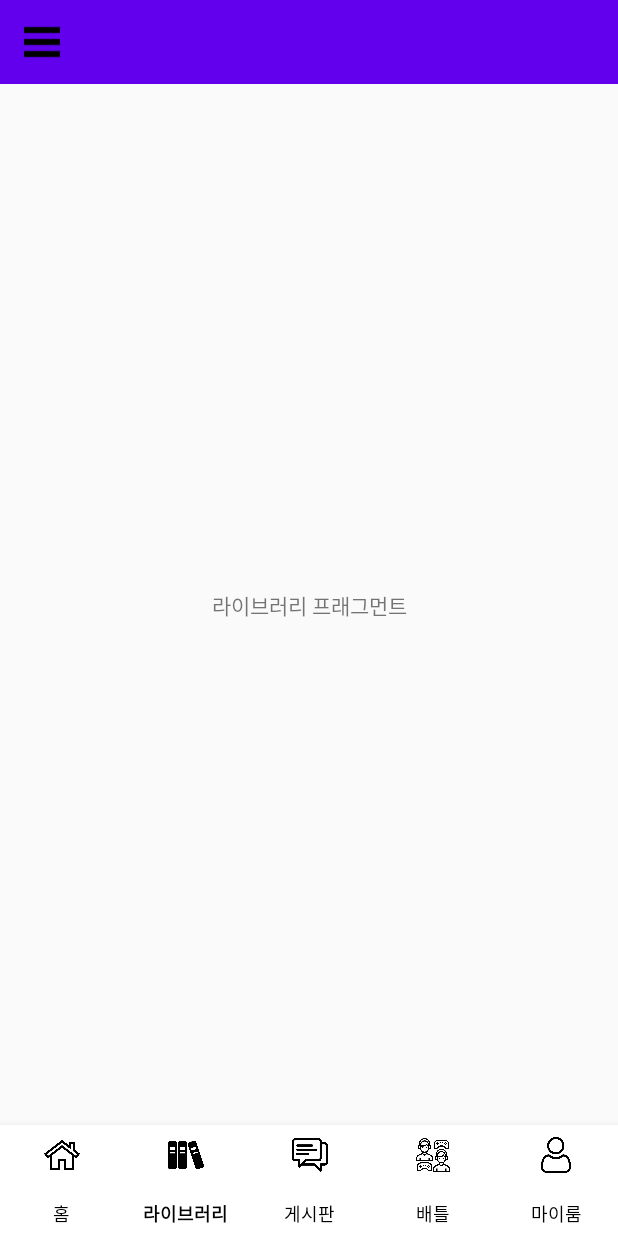
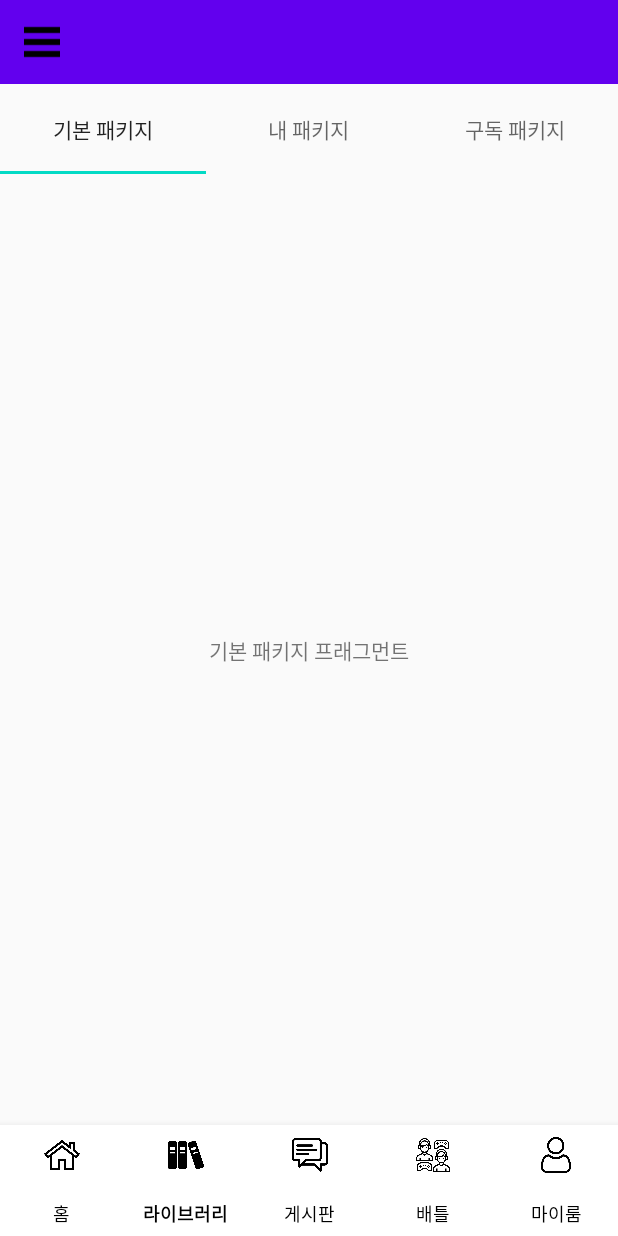
Before and after one commit to https-github-com-inma06/EnglishWordApp, an Android app: the MainLibraryFragment screen opened through its navigation route, on a phone screen of 412 x 824 dp. Run offline under Robolectric (Android 15) with nearby library versions, the phone set to English and light mode, and no system bars; our stand-ins replace data binding, navigation-ui.

Commit message:
메인라이브러리프래그먼트 구성

```diff
--- /dev/null
+++ b/wordsRPG/app/src/main/java/com/uhavecodingproblem/wordsrpg/ui/fragment/BasicPackageFragment.kt
@@ -0,0 +1,20 @@
+package com.uhavecodingproblem.wordsrpg.ui.fragment
+
+import com.uhavecodingproblem.wordsrpg.R
+import com.uhavecodingproblem.wordsrpg.databinding.FragmentBasicPackageBinding
+import com.uhavecodingproblem.wordsrpg.ui.base.BaseFragment
+import com.uhavecodingproblem.wordsrpg.util.Logger
+
+/**
+ * wordsrpg
+ * Class: BasicPackageFragment
+ * Created by pyg10.
+ * Created On 2020-09-18.
+ * Description:
+ */
+class BasicPackageFragment : BaseFragment<FragmentBasicPackageBinding>(R.layout.fragment_basic_package) {
+
+    override fun FragmentBasicPackageBinding.onCreateView() {
+        Logger.v("실행")
+    }
+}
--- a/wordsRPG/app/src/main/java/com/uhavecodingproblem/wordsrpg/ui/fragment/MainLibraryFragment.kt
+++ b/wordsRPG/app/src/main/java/com/uhavecodingproblem/wordsrpg/ui/fragment/MainLibraryFragment.kt
@@ -1,5 +1,6 @@
 package com.uhavecodingproblem.wordsrpg.ui.fragment
 
+import com.google.android.material.tabs.TabLayoutMediator
 import com.uhavecodingproblem.wordsrpg.R
 import com.uhavecodingproblem.wordsrpg.util.Logger
 import com.uhavecodingproblem.wordsrpg.databinding.FragmentMainLibraryBinding
@@ -16,8 +17,26 @@ import com.uhavecodingproblem.wordsrpg.ui.base.BaseFragment
  */
 class MainLibraryFragment : BaseFragment<FragmentMainLibraryBinding>(R.layout.fragment_main_library) {
 
+    private val tabItemName = arrayOf("기본 패키지", "내 패키지", "구독 패키지")
+
     override fun FragmentMainLibraryBinding.onCreateView() {
         Logger.v("실행")
+
+        setViewPager()
+        setTabLayout()
+
+    }
+
+    private fun setTabLayout(){
+        TabLayoutMediator(binding.tabPackageName, binding.viewpager2Library){tab, position ->
+            tab.text = tabItemName[position]
+        }.attach()
+    }
+
+    private fun setViewPager(){
+        binding.viewpager2Library.apply {
+            this.adapter = MainLibraryViewPagerAdapter(requireActivity())
+        }
     }
 
 }
--- /dev/null
+++ b/wordsRPG/app/src/main/java/com/uhavecodingproblem/wordsrpg/ui/fragment/MainLibraryViewPagerAdapter.kt
@@ -0,0 +1,27 @@
+package com.uhavecodingproblem.wordsrpg.ui.fragment
+
+import androidx.fragment.app.Fragment
+import androidx.fragment.app.FragmentActivity
+import androidx.viewpager2.adapter.FragmentStateAdapter
+
+/**
+ * wordsrpg
+ * Class: MainLibraryViewPagerAdapter
+ * Created by pyg10.
+ * Created On 2020-09-18.
+ * Description:
+ */
+class MainLibraryViewPagerAdapter(fragment: FragmentActivity): FragmentStateAdapter(fragment) {
+
+    override fun getItemCount(): Int {
+        return 3
+    }
+
+    override fun createFragment(position: Int): Fragment {
+        return when(position){
+            0 -> BasicPackageFragment()
+            1 -> MyCustomPackageFragment()
+            else-> SubscribePackageFragment()
+        }
+    }
+}
--- /dev/null
+++ b/wordsRPG/app/src/main/res/layout/fragment_basic_package.xml
@@ -0,0 +1,21 @@
+<?xml version="1.0" encoding="utf-8"?>
+<layout
+    xmlns:android="http://schemas.android.com/apk/res/android"
+    xmlns:app="http://schemas.android.com/apk/res-auto"
+    xmlns:tools="http://schemas.android.com/tools">
+    <androidx.constraintlayout.widget.ConstraintLayout
+
+        android:layout_width="match_parent"
+        android:layout_height="match_parent">
+
+        <TextView
+            android:id="@+id/textView7"
+            android:layout_width="wrap_content"
+            android:layout_height="wrap_content"
+            android:text="기본 패키지 프래그먼트"
+            app:layout_constraintBottom_toBottomOf="parent"
+            app:layout_constraintEnd_toEndOf="parent"
+            app:layout_constraintStart_toStartOf="parent"
+            app:layout_constraintTop_toTopOf="parent" />
+    </androidx.constraintlayout.widget.ConstraintLayout>
+</layout>
--- a/wordsRPG/app/src/main/res/layout/fragment_main_library.xml
+++ b/wordsRPG/app/src/main/res/layout/fragment_main_library.xml
@@ -1,21 +1,26 @@
 <?xml version="1.0" encoding="utf-8"?>
-<layout
-    xmlns:android="http://schemas.android.com/apk/res/android"
-    xmlns:app="http://schemas.android.com/apk/res-auto"
-    xmlns:tools="http://schemas.android.com/tools">
-<androidx.constraintlayout.widget.ConstraintLayout
+<layout xmlns:android="http://schemas.android.com/apk/res/android"
+    xmlns:app="http://schemas.android.com/apk/res-auto">
 
-    android:layout_width="match_parent"
-    android:layout_height="match_parent">
+    <androidx.constraintlayout.widget.ConstraintLayout
+        android:layout_width="match_parent"
+        android:layout_height="match_parent">
 
-    <TextView
-        android:id="@+id/textView5"
-        android:layout_width="wrap_content"
-        android:layout_height="wrap_content"
-        android:text="라이브러리 프래그먼트"
-        app:layout_constraintBottom_toBottomOf="parent"
-        app:layout_constraintEnd_toEndOf="parent"
-        app:layout_constraintStart_toStartOf="parent"
-        app:layout_constraintTop_toTopOf="parent" />
-</androidx.constraintlayout.widget.ConstraintLayout>
+        <com.google.android.material.tabs.TabLayout
+            android:id="@+id/tab_package_name"
+            android:layout_width="0dp"
+            android:layout_height="60dp"
+            app:layout_constraintLeft_toLeftOf="parent"
+            app:layout_constraintRight_toRightOf="parent"
+            app:layout_constraintTop_toTopOf="parent" />
+
+        <androidx.viewpager2.widget.ViewPager2
+            android:id="@+id/viewpager2_library"
+            android:layout_width="0dp"
+            android:layout_height="0dp"
+            app:layout_constraintBottom_toBottomOf="parent"
+            app:layout_constraintLeft_toLeftOf="parent"
+            app:layout_constraintRight_toRightOf="parent"
+            app:layout_constraintTop_toBottomOf="@id/tab_package_name" />
+    </androidx.constraintlayout.widget.ConstraintLayout>
 </layout>
```
Also changed, not shown: wordsRPG/app/build.gradle (+7 -0 lines), wordsRPG/app/src/main/java/com/uhavecodingproblem/wordsrpg/ui/fragment/MyCustomPackageFragment.kt (added, +20 -0 lines), wordsRPG/app/src/main/java/com/uhavecodingproblem/wordsrpg/ui/fragment/SubscribePackageFragment.kt (added, +20 -0 lines), wordsRPG/app/src/main/res/layout/fragment_my_custom_package.xml (added, +21 -0 lines), wordsRPG/app/src/main/res/layout/fragment_subscribe_package.xml (added, +21 -0 lines).
